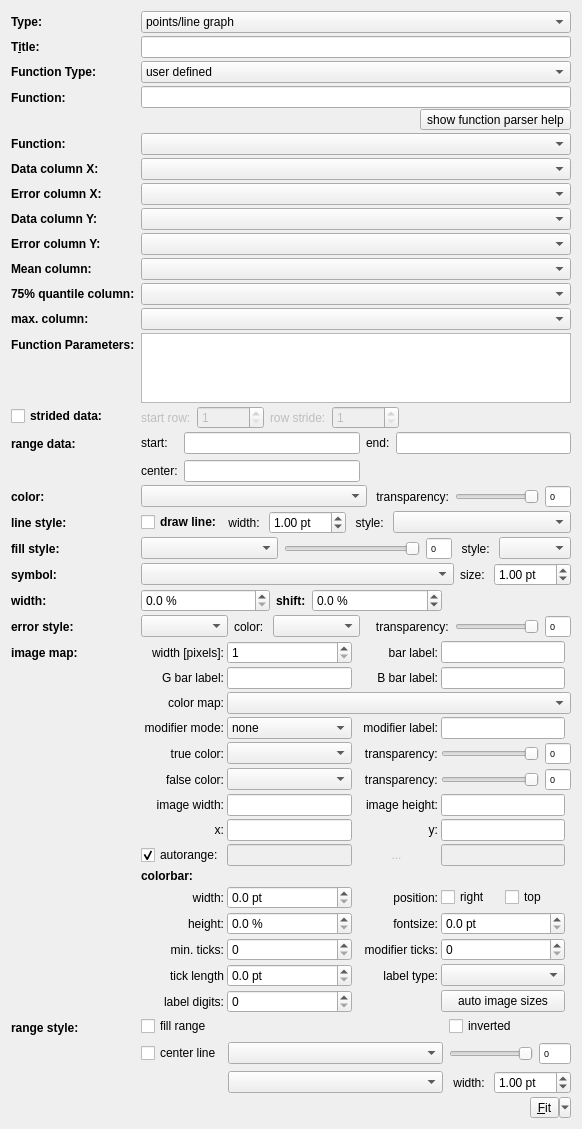
jkriege2/QuickFit3, file plugins/table/qftablegraphsettings.ui: the form before one commit.
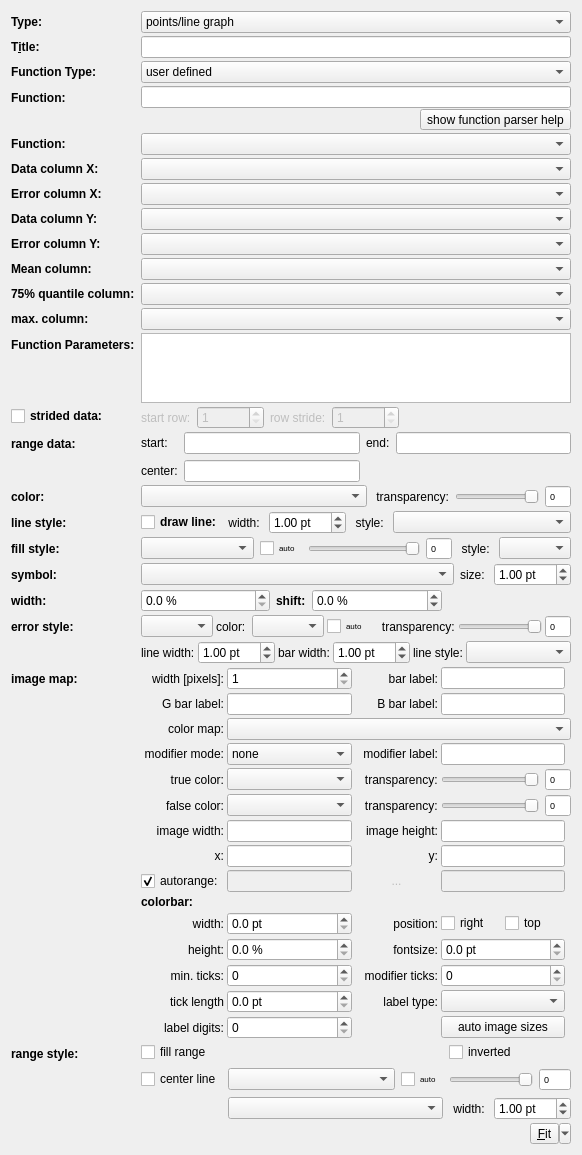
The form after the commit. Icons and pictures are not drawn. Custom widgets are drawn as their Qt base class.

```diff
--- a/plugins/table/qftablegraphsettings.ui
+++ b/plugins/table/qftablegraphsettings.ui
@@ -7,7 +7,7 @@
     <x>0</x>
     <y>0</y>
     <width>582</width>
-    <height>1053</height>
+    <height>1071</height>
    </rect>
   </property>
   <property name="windowTitle">
@@ -707,7 +707,7 @@
    </item>
    <item row="17" column="1">
     <widget class="QWidget" name="widFillColor" native="true">
-     <layout class="QHBoxLayout" name="horizontalLayout_16" stretch="0,0,0,0,0">
+     <layout class="QHBoxLayout" name="horizontalLayout_16" stretch="0,0,0,0,0,0">
       <property name="margin">
        <number>0</number>
       </property>
@@ -727,6 +727,18 @@
         </property>
        </widget>
       </item>
+      <item>
+       <widget class="QCheckBox" name="chkFillColAuto">
+        <property name="font">
+         <font>
+          <pointsize>6</pointsize>
+         </font>
+        </property>
+        <property name="text">
+         <string>auto</string>
+        </property>
+       </widget>
+      </item>
       <item>
        <widget class="QSlider" name="sliderFillTransparent">
         <property name="sizePolicy">
@@ -886,10 +898,15 @@
    </item>
    <item row="20" column="1">
     <widget class="QWidget" name="widErrorStyle" native="true">
-     <layout class="QHBoxLayout" name="horizontalLayout_14" stretch="1,0,1,0,0,0">
+     <layout class="QVBoxLayout" name="verticalLayout">
+      <property name="spacing">
+       <number>3</number>
+      </property>
       <property name="margin">
        <number>0</number>
       </property>
+      <item>
+       <layout class="QHBoxLayout" name="horizontalLayout_3">
       <item>
        <widget class="JKQTPerrorPlotstyleComboBox" name="cmbErrorStyle">
         <property name="sizePolicy">
@@ -917,6 +934,18 @@
         </property>
        </widget>
       </item>
+        <item>
+         <widget class="QCheckBox" name="chkErrorColAuto">
+          <property name="font">
+           <font>
+            <pointsize>6</pointsize>
+           </font>
+          </property>
+          <property name="text">
+           <string>auto</string>
+          </property>
+         </widget>
+        </item>
       <item>
        <widget class="QLabel" name="label_37">
         <property name="text">
@@ -983,9 +1012,90 @@
        </widget>
       </item>
      </layout>
-    </widget>
-   </item>
-   <item row="21" column="0">
+      </item>
+      <item>
+       <layout class="QHBoxLayout" name="horizontalLayout_4">
+        <item>
+         <widget class="QLabel" name="label_39">
+          <property name="text">
+           <string>line width:</string>
+          </property>
+         </widget>
+        </item>
+        <item>
+         <widget class="QDoubleSpinBox" name="spinErrorLineWidth">
+          <property name="prefix">
+           <string/>
+          </property>
+          <property name="suffix">
+           <string> pt</string>
+          </property>
+          <property name="maximum">
+           <double>100.000000000000000</double>
+          </property>
+          <property name="singleStep">
+           <double>0.500000000000000</double>
+          </property>
+          <property name="value">
+           <double>1.000000000000000</double>
+          </property>
+         </widget>
+        </item>
+        <item>
+         <widget class="QLabel" name="label_40">
+          <property name="text">
+           <string>bar width:</string>
+          </property>
+         </widget>
+        </item>
+        <item>
+         <widget class="QDoubleSpinBox" name="spinErrorBarWidth">
+          <property name="prefix">
+           <string/>
+          </property>
+          <property name="suffix">
+           <string> pt</string>
+          </property>
+          <property name="maximum">
+           <double>100.000000000000000</double>
+          </property>
+          <property name="singleStep">
+           <double>0.500000000000000</double>
+          </property>
+          <property name="value">
+           <double>1.000000000000000</double>
+          </property>
+         </widget>
+        </item>
+        <item>
+         <widget class="QLabel" name="label_41">
+          <property name="text">
+           <string>line style:</string>
+          </property>
+         </widget>
+        </item>
+        <item>
+         <widget class="LineStyleComboBox" name="cmbErrorLineStyle">
+          <property name="sizePolicy">
+           <sizepolicy hsizetype="MinimumExpanding" vsizetype="Fixed">
+            <horstretch>0</horstretch>
+            <verstretch>0</verstretch>
+           </sizepolicy>
+          </property>
+          <property name="minimumSize">
+           <size>
+            <width>80</width>
+            <height>0</height>
+           </size>
+          </property>
+         </widget>
+        </item>
+       </layout>
+      </item>
+     </layout>
+    </widget>
+   </item>
+   <item row="22" column="0">
     <widget class="QLabel" name="labImage">
      <property name="font">
       <font>
@@ -1001,7 +1111,7 @@
      </property>
     </widget>
    </item>
-   <item row="21" column="1">
+   <item row="22" column="1">
     <widget class="QWidget" name="widImage" native="true">
      <layout class="QGridLayout" name="gridLayout_5" rowminimumheight="0,0,0,0,0,0,0,0,0,0,0,0,0,0,0">
       <property name="margin">
@@ -1706,7 +1816,7 @@
      </layout>
     </widget>
    </item>
-   <item row="24" column="1">
+   <item row="25" column="1">
     <layout class="QHBoxLayout" name="horizontalLayout">
      <item>
       <spacer name="horizontalSpacer">
@@ -2086,7 +2196,7 @@
      </layout>
     </widget>
    </item>
-   <item row="22" column="0">
+   <item row="23" column="0">
     <widget class="QLabel" name="labRangeStyle">
      <property name="font">
       <font>
@@ -2102,28 +2212,12 @@
      </property>
     </widget>
    </item>
-   <item row="22" column="1">
+   <item row="23" column="1">
     <widget class="QWidget" name="widRangeStyle" native="true">
      <layout class="QGridLayout" name="gridLayout_3">
       <property name="margin">
        <number>0</number>
       </property>
-      <item row="2" column="1">
-       <widget class="LineStyleComboBox" name="cmbRangeCenterStyle">
-        <property name="sizePolicy">
-         <sizepolicy hsizetype="MinimumExpanding" vsizetype="Fixed">
-          <horstretch>0</horstretch>
-          <verstretch>0</verstretch>
-         </sizepolicy>
-        </property>
-        <property name="minimumSize">
-         <size>
-          <width>80</width>
-          <height>0</height>
-         </size>
-        </property>
-       </widget>
-      </item>
       <item row="1" column="1">
        <widget class="ColorComboBox" name="cmbRangeCenterColor">
         <property name="sizePolicy">
@@ -2134,7 +2228,7 @@
         </property>
        </widget>
       </item>
-      <item row="2" column="2">
+      <item row="2" column="3">
        <widget class="QLabel" name="label9_2">
         <property name="text">
          <string>width: </string>
@@ -2151,7 +2245,7 @@
         </property>
        </widget>
       </item>
-      <item row="1" column="4">
+      <item row="1" column="5">
        <widget class="QSpinBox" name="spinBox_5">
         <property name="enabled">
          <bool>true</bool>
@@ -2169,7 +2263,7 @@
         </property>
        </widget>
       </item>
-      <item row="1" column="2" colspan="2">
+      <item row="1" column="3" colspan="2">
        <widget class="QSlider" name="sliderRangeCenterTransparency">
         <property name="sizePolicy">
          <sizepolicy hsizetype="MinimumExpanding" vsizetype="Fixed">
@@ -2209,7 +2303,7 @@
         </property>
        </widget>
       </item>
-      <item row="2" column="3" colspan="2">
+      <item row="2" column="4" colspan="2">
        <widget class="QDoubleSpinBox" name="spinRangeCenterWidth">
         <property name="prefix">
          <string/>
@@ -2235,24 +2329,47 @@
         </property>
        </widget>
       </item>
-      <item row="0" column="2" colspan="3">
+      <item row="0" column="3" colspan="3">
        <widget class="QCheckBox" name="chkRangeInverted">
         <property name="text">
          <string>inverted</string>
         </property>
        </widget>
       </item>
+      <item row="1" column="2">
+       <widget class="QCheckBox" name="chkCenterColAuto">
+        <property name="font">
+         <font>
+          <pointsize>6</pointsize>
+         </font>
+        </property>
+        <property name="text">
+         <string>auto</string>
+        </property>
+       </widget>
+      </item>
+      <item row="2" column="1" colspan="2">
+       <widget class="LineStyleComboBox" name="cmbRangeCenterStyle">
+        <property name="sizePolicy">
+         <sizepolicy hsizetype="MinimumExpanding" vsizetype="Fixed">
+          <horstretch>0</horstretch>
+          <verstretch>0</verstretch>
+         </sizepolicy>
+        </property>
+        <property name="minimumSize">
+         <size>
+          <width>80</width>
+          <height>0</height>
+         </size>
+        </property>
+       </widget>
+      </item>
      </layout>
     </widget>
    </item>
   </layout>
  </widget>
  <customwidgets>
-  <customwidget>
-   <class>QFFitFunctionComboBox</class>
-   <extends>QComboBox</extends>
-   <header>qffitfunctioncombobox.h</header>
-  </customwidget>
   <customwidget>
    <class>QFDoubleEdit</class>
    <extends>QLineEdit</extends>
@@ -2271,6 +2388,11 @@
    <extends>QComboBox</extends>
    <header>colorcombobox.h</header>
   </customwidget>
+  <customwidget>
+   <class>QFFitFunctionComboBox</class>
+   <extends>QComboBox</extends>
+   <header>qffitfunctioncombobox.h</header>
+  </customwidget>
   <customwidget>
    <class>JKQTPerrorPlotstyleComboBox</class>
    <extends>QComboBox</extends>
```
Left out of the diff: 120 changed lines with no effect on the pictures. Lines whose indentation alone changed are shown as unchanged.
